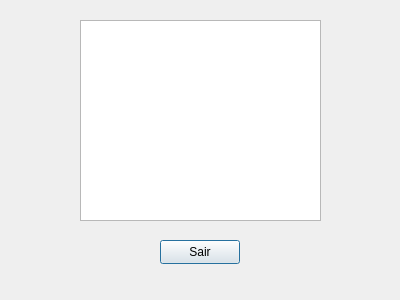
The window that Projeto/verextrato.ui (YagoConstantino/SistemaBancario) describes before a commit, drawn with Qt 5.
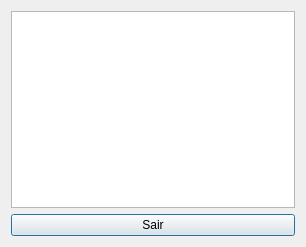
The same window after the commit.

```diff
--- a/Projeto/verextrato.ui
+++ b/Projeto/verextrato.ui
@@ -6,35 +6,18 @@
    <rect>
     <x>0</x>
     <y>0</y>
-    <width>400</width>
-    <height>300</height>
+    <width>306</width>
+    <height>247</height>
    </rect>
   </property>
   <property name="windowTitle">
    <string>Dialog</string>
   </property>
-  <widget class="QPushButton" name="Sair">
-   <property name="geometry">
-    <rect>
-     <x>160</x>
-     <y>240</y>
-     <width>80</width>
-     <height>24</height>
-    </rect>
-   </property>
-   <property name="text">
-    <string>Sair</string>
-   </property>
-  </widget>
+  <layout class="QVBoxLayout" name="verticalLayout_2">
+   <item>
+    <layout class="QVBoxLayout" name="verticalLayout">
+     <item>
   <widget class="QTextEdit" name="textEdit">
-   <property name="geometry">
-    <rect>
-     <x>80</x>
-     <y>20</y>
-     <width>241</width>
-     <height>201</height>
-    </rect>
-   </property>
    <property name="readOnly">
     <bool>true</bool>
    </property>
@@ -45,10 +28,21 @@
 hr { height: 1px; border-width: 0; }
 li.unchecked::marker { content: &quot;\2610&quot;; }
 li.checked::marker { content: &quot;\2612&quot;; }
-&lt;/style&gt;&lt;/head&gt;&lt;body style=&quot; font-family:'Segoe UI'; font-size:9pt; font-weight:400; font-style:normal;&quot;&gt;
-&lt;p style=&quot;-qt-paragraph-type:empty; margin-top:0px; margin-bottom:0px; margin-left:0px; margin-right:0px; -qt-block-indent:0; text-indent:0px;&quot;&gt;&lt;br /&gt;&lt;/p&gt;&lt;/body&gt;&lt;/html&gt;</string>
-   </property>
-  </widget>
+&lt;/style&gt;&lt;/head&gt;&lt;body style=&quot; font-family:'Ubuntu Sans'; font-size:11pt; font-weight:400; font-style:normal;&quot;&gt;
+&lt;p style=&quot;-qt-paragraph-type:empty; margin-top:0px; margin-bottom:0px; margin-left:0px; margin-right:0px; -qt-block-indent:0; text-indent:0px; font-family:'Segoe UI'; font-size:9pt;&quot;&gt;&lt;br /&gt;&lt;/p&gt;&lt;/body&gt;&lt;/html&gt;</string>
+       </property>
+      </widget>
+     </item>
+     <item>
+      <widget class="QPushButton" name="Sair">
+       <property name="text">
+        <string>Sair</string>
+       </property>
+      </widget>
+     </item>
+    </layout>
+   </item>
+  </layout>
  </widget>
  <resources/>
  <connections/>
```
Lines whose indentation alone changed are shown as unchanged.
